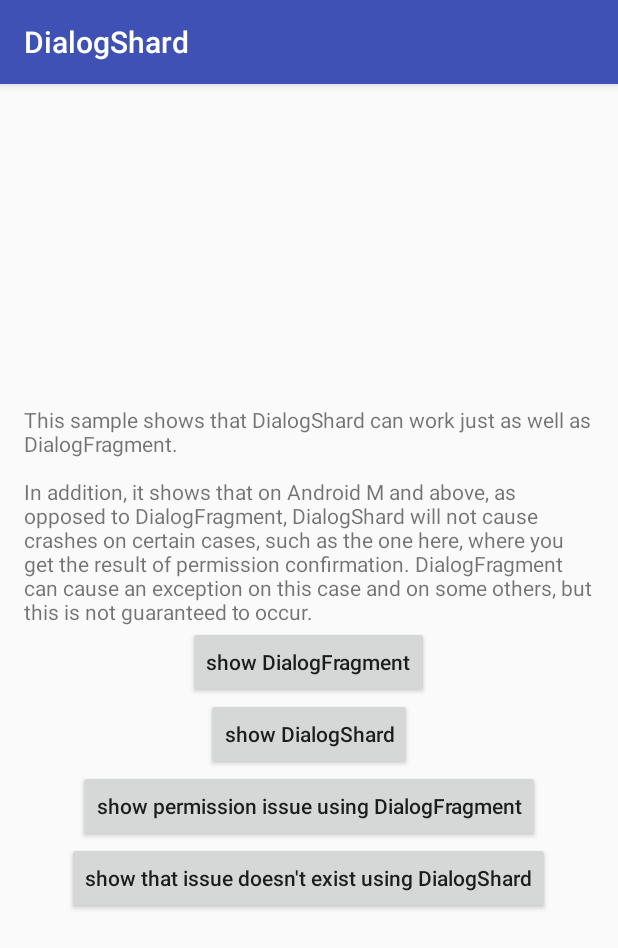
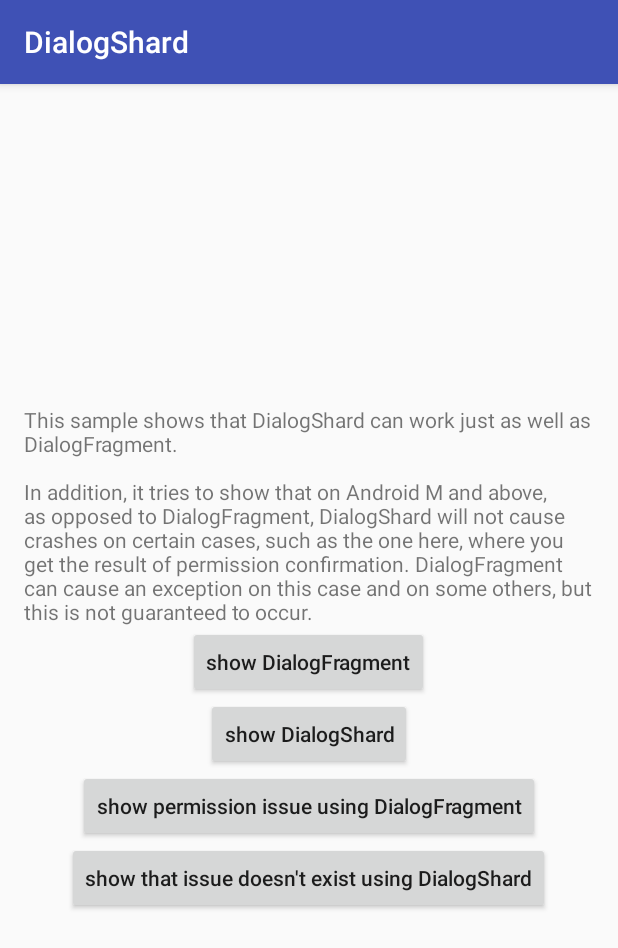
Before and after one commit to AndroidDeveloperLB/DialogShard, an Android app: the screen it shows after launch (MainActivity), on a phone screen of 412 x 824 dp. Shown: the top 948 px of the screen. Run offline under Robolectric (Android 15) with nearby library versions, the phone set to English and light mode, and no system bars.

Commit message:
updated strings

```diff
--- a/app/src/main/res/values/strings.xml
+++ b/app/src/main/res/values/strings.xml
@@ -1,6 +1,6 @@
 <resources>
     <string name="app_name">DialogShard</string>
     <string name="demo_desc">This sample shows that DialogShard can work just as well as DialogFragment.
-\n\nIn addition, it shows that on Android M and above, as opposed to DialogFragment, DialogShard will not cause crashes on certain cases, such as the one here, where you get the result of permission confirmation.
+\n\nIn addition, it tries to show that on Android M and above, as opposed to DialogFragment, DialogShard will not cause crashes on certain cases, such as the one here, where you get the result of permission confirmation.
 DialogFragment can cause an exception on this case and on some others, but this is not guaranteed to occur.</string>
 </resources>
```
